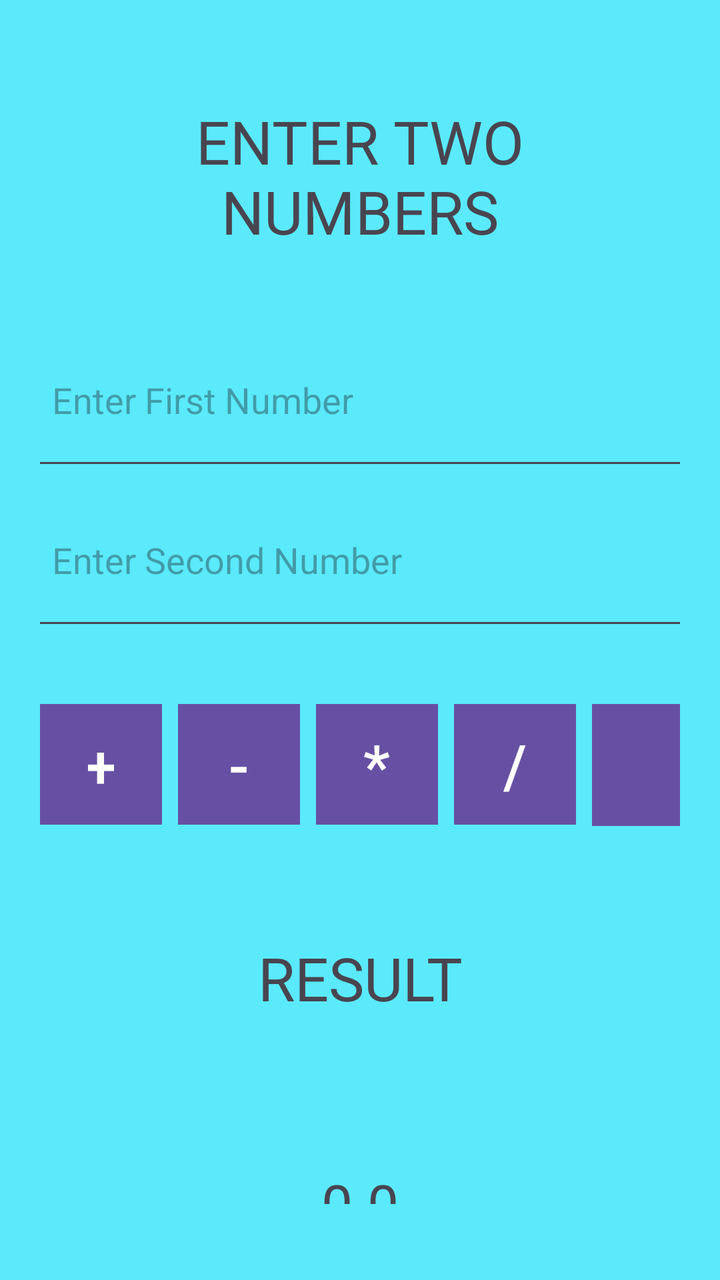
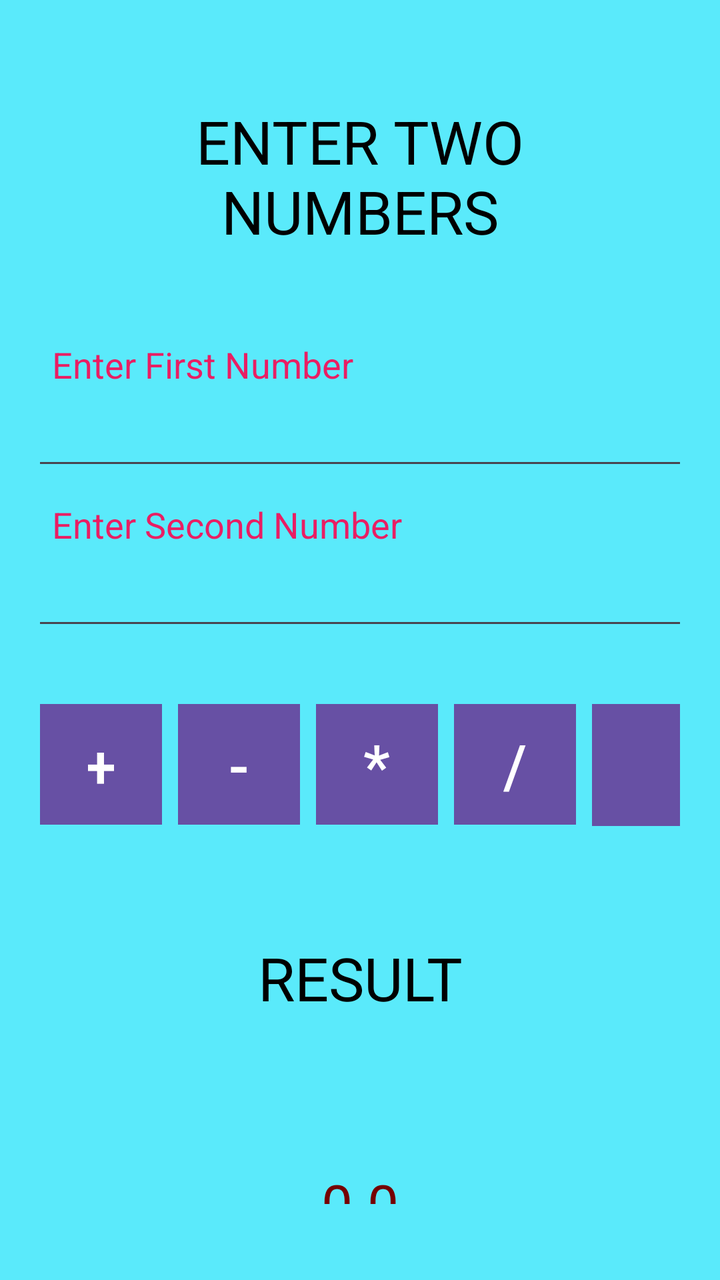

An Android layout rendered at two revisions. The XML below is the earlier revision; the diff shows what the commit changed to produce the second picture.
<!-- AndroidManifest.xml: application theme Theme.Android_XML_Layout_Kotlin -->
<!-- res/layout/task_three.xml -->
<?xml version="1.0" encoding="utf-8"?>
<RelativeLayout xmlns:android="http://schemas.android.com/apk/res/android"
    android:layout_width="match_parent"
    android:layout_height="match_parent"
    android:background="#5AEAFB"
    android:padding="16dp">

    
    <TextView
        android:id="@+id/textView"
        android:layout_width="match_parent"
        android:layout_height="100dp"
        android:layout_margin="22dp"
        android:gravity="center"
        android:text="@string/enter_two_numbers"
        android:textSize="30sp" />

    
    <EditText
        android:id="@+id/firstNum"
        android:layout_width="match_parent"
        android:layout_height="80dp"
        android:layout_below="@id/textView"
        android:hint="@string/enter_first_number"
        android:inputType="number"
        android:padding="10dp"
        android:autofillHints="" />

    <EditText
        android:id="@+id/secondNum"
        android:layout_width="match_parent"
        android:layout_height="80dp"
        android:layout_below="@id/firstNum"
        android:hint="@string/enter_second_number"
        android:inputType="number"
        android:padding="10dp"
        android:autofillHints="" />

    
    <RelativeLayout
        android:id="@+id/buttons"
        android:layout_width="match_parent"
        android:layout_height="wrap_content"
        android:layout_below="@id/secondNum"
        android:layout_marginTop="28dp">

        <Button
            android:id="@+id/addButton"
            android:layout_width="61dp"
            android:layout_height="wrap_content"
            android:layout_alignParentStart="true"
            android:layout_margin="4dp"
            android:text="@string/add"
            android:background="@color/button"
            android:textSize="30sp" />

        <Button
            android:id="@+id/subButton"
            android:layout_width="61dp"
            android:layout_height="wrap_content"
            android:layout_margin="4dp"
            android:layout_toEndOf="@id/addButton"
            android:text="@string/sub"
            android:background="@color/button"
            android:textSize="30sp" />

        <Button
            android:id="@+id/multiplyButton"
            android:layout_width="61dp"
            android:layout_height="wrap_content"
            android:layout_margin="4dp"
            android:layout_toEndOf="@id/subButton"
            android:text="@string/multiply"
            android:background="@color/button"
            android:textSize="30sp" />

        <Button
            android:id="@+id/divideButton"
            android:layout_width="61dp"
            android:layout_height="wrap_content"
            android:layout_margin="4dp"
            android:layout_toEndOf="@id/multiplyButton"
            android:text="@string/divide"
            android:background="@color/button"
            android:textSize="30sp" />

        <Button
            android:id="@+id/clear"
            android:layout_width="110dp"
            android:layout_height="61dp"
            android:layout_margin="4dp"
            android:layout_toEndOf="@id/divideButton"
            android:text="@string/clear"
            android:background="@color/button"
            android:textSize="14sp" />
    </RelativeLayout>

    
    <TextView
        android:id="@+id/result"
        android:layout_width="match_parent"
        android:layout_height="100dp"
        android:layout_below="@id/buttons"
        android:layout_margin="22dp"
        android:gravity="center"
        android:text="@string/result"
        android:textSize="30sp" />

    <TextView
        android:id="@+id/answer"
        android:layout_width="match_parent"
        android:layout_height="100dp"
        android:layout_below="@id/result"
        android:layout_margin="22dp"
        android:gravity="center"
        android:text="0.0"
        android:textSize="28sp" />

</RelativeLayout>
<!-- resources referenced by this layout -->
<resources>
  <color name="button">#00646F</color>
  <string name="add">+</string>
  <string name="clear">CLEAR</string>
  <string name="divide">/</string>
  <string name="enter_first_number">Enter First Number</string>
  <string name="enter_second_number">Enter Second Number</string>
  <string name="enter_two_numbers">ENTER TWO NUMBERS</string>
  <string name="multiply">*</string>
  <string name="result">RESULT</string>
  <string name="sub">-</string>
  <style name="Theme.Android_XML_Layout_Kotlin" parent="Base.Theme.Android_XML_Layout_Kotlin" />
  <style name="Base.Theme.Android_XML_Layout_Kotlin" parent="Theme.Material3.DayNight.NoActionBar">
          
          
      </style>
</resources>

<!-- the commit's change to res/layout/task_three.xml (unified diff, before → after) -->
@@ -12,6 +12,7 @@
         android:layout_height="100dp"
         android:layout_margin="22dp"
         android:gravity="center"
+        android:textColor="@color/black"
         android:text="@string/enter_two_numbers"
         android:textSize="30sp" />
 
@@ -23,6 +24,9 @@
         android:layout_below="@id/textView"
         android:hint="@string/enter_first_number"
         android:inputType="number"
+        android:textColor="@color/blue"
+        android:gravity="left"
+        android:textColorHint="@color/pink"
         android:padding="10dp"
         android:autofillHints="" />
 
@@ -33,6 +37,9 @@
         android:layout_below="@id/firstNum"
         android:hint="@string/enter_second_number"
         android:inputType="number"
+        android:gravity="left"
+        android:textColorHint="@color/pink"
+        android:textColor="@color/blue"
         android:padding="10dp"
         android:autofillHints="" />
 
@@ -102,6 +109,7 @@
         android:layout_height="100dp"
         android:layout_below="@id/buttons"
         android:layout_margin="22dp"
+        android:textColor="@color/black"
         android:gravity="center"
         android:text="@string/result"
         android:textSize="30sp" />
@@ -112,6 +120,7 @@
         android:layout_height="100dp"
         android:layout_below="@id/result"
         android:layout_margin="22dp"
+        android:textColor="@color/text_color"
         android:gravity="center"
         android:text="0.0"
         android:textSize="28sp" />
<!-- resource entries referenced after the edit -->
@@ -1,6 +1,10 @@
 <!-- resources referenced by this layout -->
 <resources>
+  <color name="black">#FF000000</color>
+  <color name="blue">#0024FF</color>
   <color name="button">#00646F</color>
+  <color name="pink">#E91E63</color>
+  <color name="text_color">#750000</color>
   <string name="add">+</string>
   <string name="clear">CLEAR</string>
   <string name="divide">/</string>
